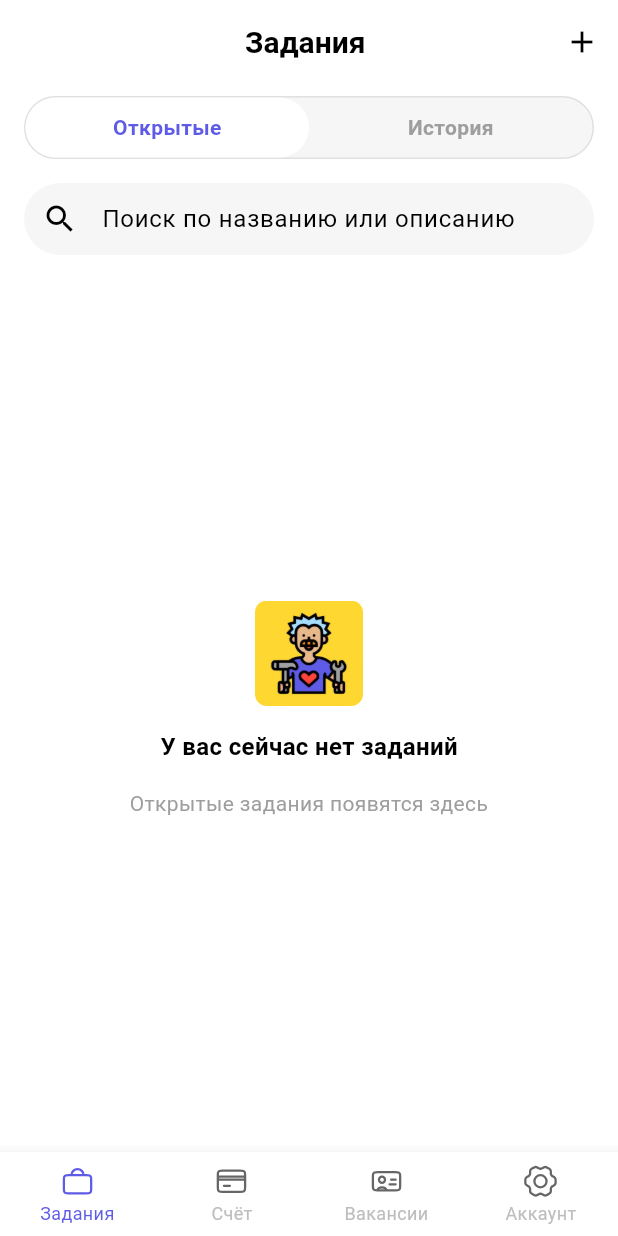
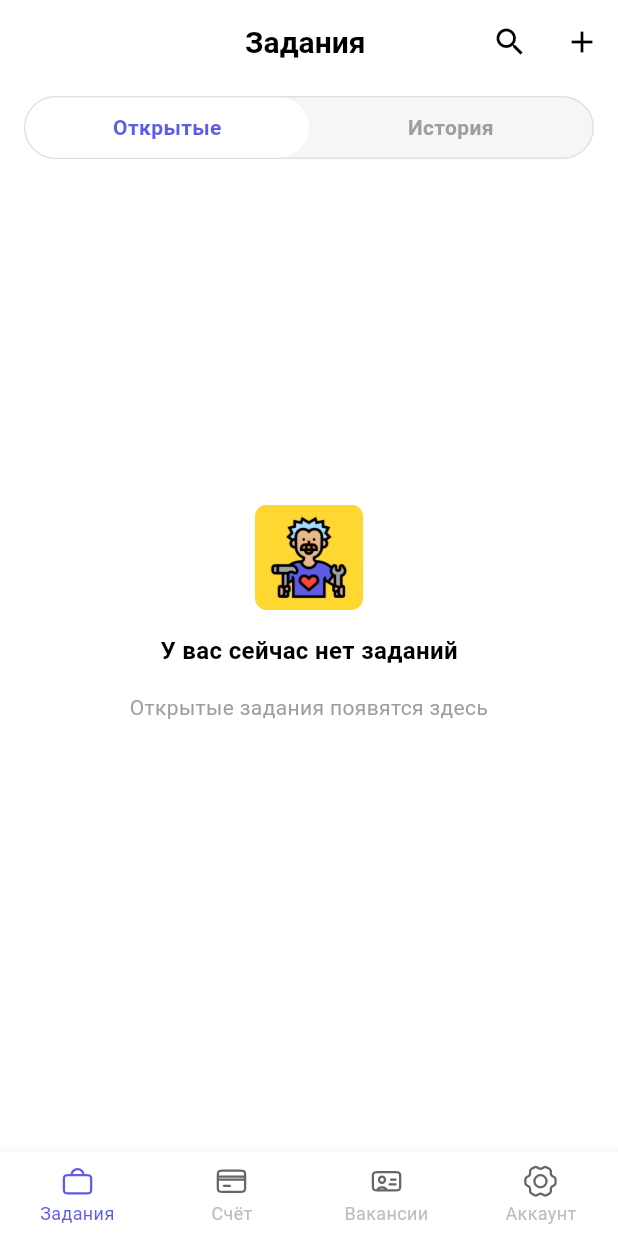
Before and after one commit to KotoFeelGood72/nerobot, a Flutter app: the TaskScreen screen opened by its route, on a phone screen of 412 x 824 dp. Run offline on Flutter 3.47's test engine with Material 3 defaults, Android fonts, the phone set to English and light mode, and no system bars; our stand-ins replace auto_route, cloud_firestore, firebase_auth, firebase_core, firebase_messaging, firebase_storage and 12 more; missing offline and left inert: iconify_flutter; accounts and stored records are empty.

Commit message:
Добавил поиск по заказам

```diff
--- a/lib/screens/auth/auth_screen.dart
+++ b/lib/screens/auth/auth_screen.dart
@@ -64,7 +64,8 @@ class _AuthScreenState extends State<AuthScreen> {
           'device_tokens': [fcmToken],
           'type': widget.role,
           'created_date': DateTime.now().millisecondsSinceEpoch,
-          // например, сразу можно сохранить номер:
+          'subscription_status': false,
+          'subscription_days': 10,
           'phone': FirebaseAuth.instance.currentUser?.phoneNumber,
         }, SetOptions(merge: true));
       }
--- a/lib/screens/task/chats/ui/message_bubble.dart
+++ b/lib/screens/task/chats/ui/message_bubble.dart
@@ -1,5 +1,6 @@
 import 'package:flutter/material.dart';
 import 'package:intl/intl.dart';
+import 'package:nerobot/constants/app_colors.dart';
 
 class MessageBubble extends StatelessWidget {
   /// данные одного сообщения из Firestore
@@ -29,7 +30,7 @@ class MessageBubble extends StatelessWidget {
         margin: const EdgeInsets.all(8),
         padding: const EdgeInsets.symmetric(vertical: 8, horizontal: 12),
         decoration: BoxDecoration(
-          color: isMine ? Colors.blue : Colors.grey[300],
+          color: isMine ? AppColors.violet : AppColors.border,
           borderRadius: BorderRadius.circular(16),
         ),
         child: Column(
--- a/lib/screens/task/task_screen.dart
+++ b/lib/screens/task/task_screen.dart
@@ -31,6 +31,9 @@ class _TaskScreenState extends State<TaskScreen> {
   String searchQuery = '';
   final TextEditingController _searchController = TextEditingController();
 
+  // Новый флаг: показывать ли поле поиска в AppBar
+  bool _isSearching = false;
+
   // ---------- utils ----------
   List<String> get _filters =>
       role == 'worker' ? ['tasks', 'open', 'history'] : ['tasks', 'history'];
@@ -54,6 +57,7 @@ class _TaskScreenState extends State<TaskScreen> {
     super.initState();
     _listenRole(); // ← сразу ставим слушателя
     // слушаем изменение текста поиска, чтобы обновлять отображение в реальном времени
+    // слушаем изменение текста поиска, чтобы фильтрация работала в реальном времени
     _searchController.addListener(() {
       setState(() {
         searchQuery = _searchController.text.trim();
@@ -217,23 +221,81 @@ class _TaskScreenState extends State<TaskScreen> {
         automaticallyImplyLeading: false,
         elevation: 0,
         backgroundColor: Colors.white,
-        title: Text(
-          'Задания $role',
-          style: const TextStyle(fontWeight: FontWeight.bold),
-        ),
+        // Если в режиме поиска, показываем TextField вместо заголовка
+        title:
+            _isSearching
+                ? SizedBox(
+                  height: 40,
+                  child: TextField(
+                    controller: _searchController,
+                    autofocus: true,
+                    decoration: InputDecoration(
+                      hintText: 'Поиск...',
+                      filled: true,
+                      fillColor: AppColors.ulight,
+                      contentPadding: const EdgeInsets.symmetric(
+                        vertical: 0,
+                        horizontal: 16,
+                      ),
+                      border: OutlineInputBorder(
+                        borderRadius: BorderRadius.circular(30),
+                        borderSide: BorderSide.none,
+                      ),
+                    ),
+                    onChanged: (val) {
+                      setState(() {
+                        searchQuery = val.trim();
+                      });
+                    },
+                  ),
+                )
+                : Text(
+                  'Задания $role',
+                  style: const TextStyle(fontWeight: FontWeight.bold),
+                ),
         centerTitle: true,
         actions: [
-          if (role != 'worker')
+          // Если не в режиме поиска, показываем иконку поиска
+          if (!_isSearching)
+            IconButton(
+              icon: const Icon(Icons.search, color: Colors.black),
+              onPressed: () {
+                setState(() {
+                  _isSearching = true;
+                  // Очистим предыдущий ввод
+                  searchQuery = '';
+                  _searchController.clear();
+                });
+              },
+            ),
+          // Если в режиме поиска, показываем иконку закрытия
+          if (_isSearching)
+            IconButton(
+              icon: const Icon(Icons.close, color: Colors.black),
+              onPressed: () {
+                setState(() {
+                  _isSearching = false;
+                  searchQuery = '';
+                  _searchController.clear();
+                });
+              },
+            ),
+          // Существующая кнопка "добавить" для customer
+          if (!_isSearching && role != 'worker')
             IconButton(
               icon: const Icon(Icons.add, color: Colors.black),
               onPressed:
                   () => AutoRouter.of(context).push(NewTaskCreateRoute()),
             ),
         ],
-        bottom: PreferredSize(
-          preferredSize: const Size.fromHeight(50),
-          child: _buildTabs(titles),
-        ),
+        // Если не в режиме поиска, отображаем табы; иначе прячем таббар
+        bottom:
+            !_isSearching
+                ? PreferredSize(
+                  preferredSize: const Size.fromHeight(50),
+                  child: _buildTabs(titles),
+                )
+                : null,
       ),
 
       body: RefreshIndicator(
@@ -242,26 +304,6 @@ class _TaskScreenState extends State<TaskScreen> {
           padding: const EdgeInsets.all(16),
           child: Column(
             children: [
-              // ---------- Поисковая строка ----------
-              TextField(
-                controller: _searchController,
-                decoration: InputDecoration(
-                  hintText: 'Поиск по названию или описанию',
-                  prefixIcon: const Icon(Icons.search),
-                  filled: true,
-                  fillColor: AppColors.ulight,
-                  border: OutlineInputBorder(
-                    borderRadius: BorderRadius.circular(30),
-                    borderSide: BorderSide.none,
-                  ),
-                  contentPadding: const EdgeInsets.symmetric(
-                    vertical: 0,
-                    horizontal: 20,
-                  ),
-                ),
-              ),
-              const SizedBox(height: 16),
-
               // ---------- Список задач (с учётом поиска) ----------
               Expanded(
                 child: TaskList(
--- a/pubspec.yaml
+++ b/pubspec.yaml
@@ -55,6 +55,7 @@ dependencies:
   flutter_otp_text_field: ^1.5.1+1
   firebase_storage: ^12.4.6
   shared_preferences: ^2.5.3
+  package_info_plus: ^8.3.0
 
 dev_dependencies:
   flutter_test:
```
Also changed, not shown: lib/screens/profile/all/profile_app_screen.dart (+99 -22 lines), pubspec.lock, 2 other files.
